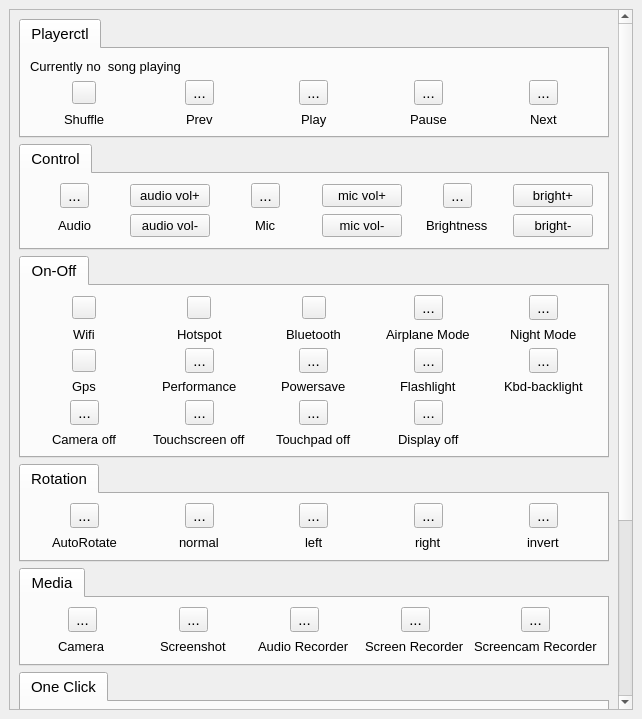
First picture: the form in qwikaccess.ui, repository bollustrado/qwikaccess, before the edit.
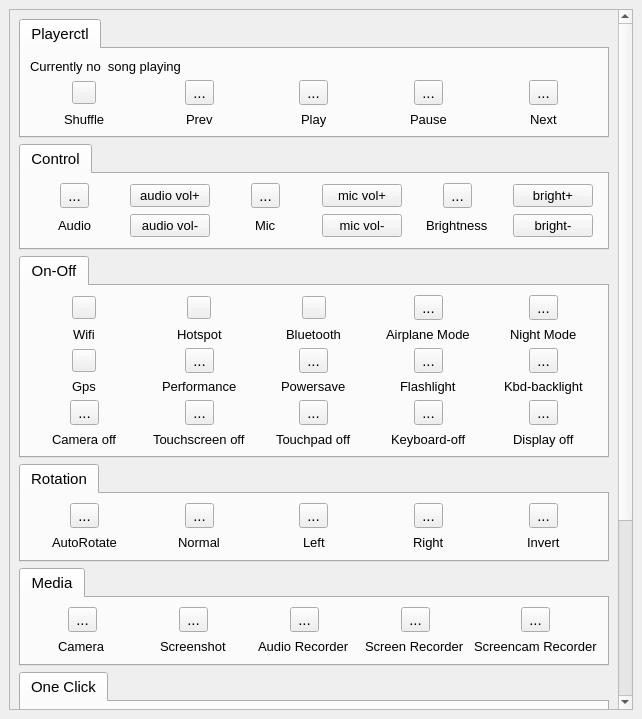
Second picture: the form after the edit. Icons and pictures are not drawn.

Commit message: added keyboard-off

Patch:
```diff
--- a/qwikaccess.ui
+++ b/qwikaccess.ui
@@ -441,6 +441,22 @@
              </widget>
             </item>
             <item row="4" column="3" alignment="Qt::AlignHCenter">
+             <widget class="QToolButton" name="toolButton">
+              <property name="toolTip">
+               <string>&lt;html&gt;&lt;head/&gt;&lt;body&gt;&lt;p&gt;laptop Keyboard on/off&lt;/p&gt;&lt;/body&gt;&lt;/html&gt;</string>
+              </property>
+              <property name="text">
+               <string>...</string>
+              </property>
+              <property name="icon">
+               <iconset theme="input-keyboard"/>
+              </property>
+              <property name="checkable">
+               <bool>true</bool>
+              </property>
+             </widget>
+            </item>
+            <item row="4" column="4" alignment="Qt::AlignHCenter">
              <widget class="QToolButton" name="toolButton_displayoff">
               <property name="toolTip">
                <string>&lt;html&gt;&lt;head/&gt;&lt;body&gt;&lt;p&gt;click to turn off display&lt;/p&gt;&lt;/body&gt;&lt;/html&gt;</string>
@@ -455,6 +471,18 @@
              </widget>
             </item>
             <item row="5" column="3" alignment="Qt::AlignHCenter">
+             <widget class="QLabel" name="label">
+              <property name="font">
+               <font>
+                <pointsize>10</pointsize>
+               </font>
+              </property>
+              <property name="text">
+               <string>Keyboard-off</string>
+              </property>
+             </widget>
+            </item>
+            <item row="5" column="4" alignment="Qt::AlignHCenter">
              <widget class="QLabel" name="displayoff">
               <property name="font">
                <font>
@@ -1360,7 +1388,7 @@
                </font>
               </property>
               <property name="text">
-               <string>invert</string>
+               <string>Invert</string>
               </property>
              </widget>
             </item>
@@ -1394,7 +1422,7 @@
                </font>
               </property>
               <property name="text">
-               <string>left</string>
+               <string>Left</string>
               </property>
              </widget>
             </item>
@@ -1416,7 +1444,7 @@
                </font>
               </property>
               <property name="text">
-               <string>right</string>
+               <string>Right</string>
               </property>
              </widget>
             </item>
@@ -1461,7 +1489,7 @@
                </font>
               </property>
               <property name="text">
-               <string>normal</string>
+               <string>Normal</string>
               </property>
              </widget>
             </item>
```
Left out of the diff: 452 changed lines with no effect on the pictures. The commit also changes 8 other files.
